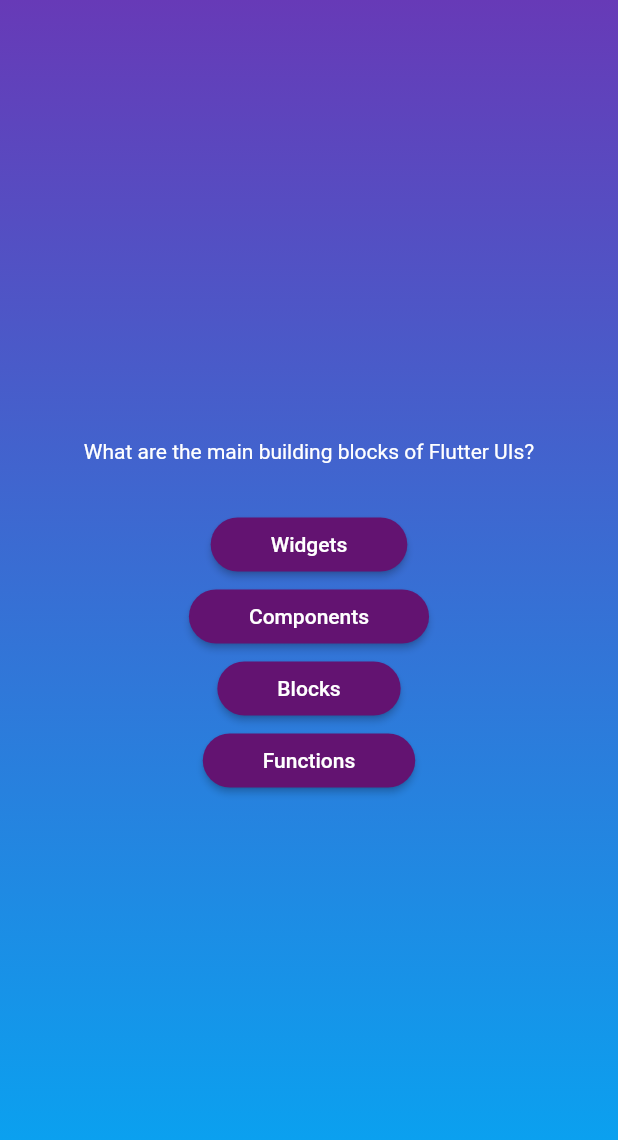
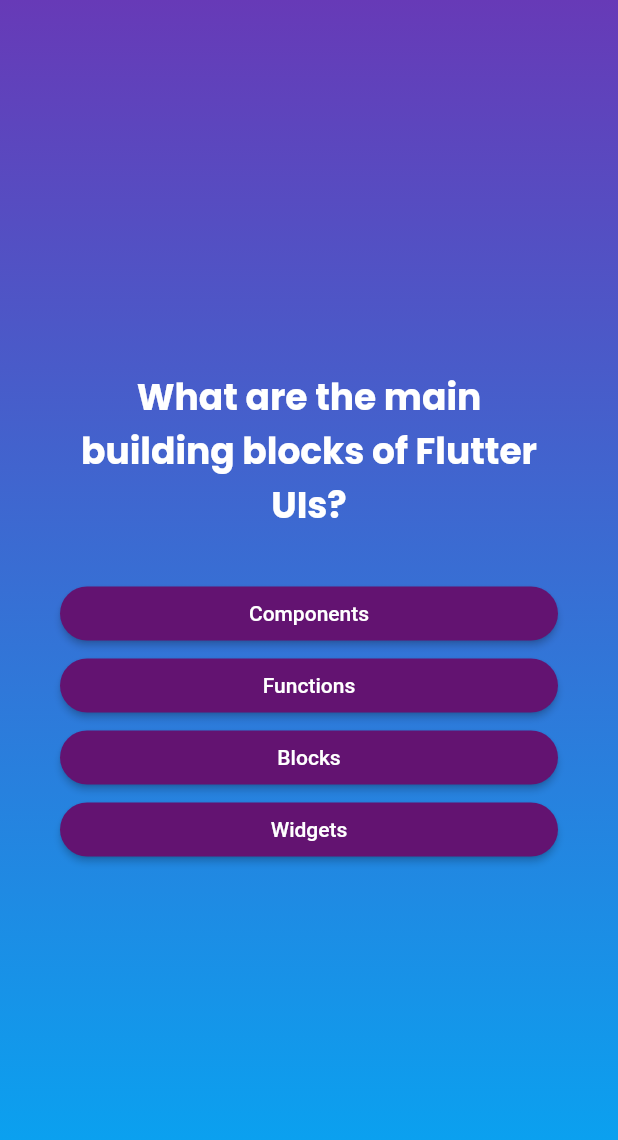
Before and after one commit to RonnieArnab/quiz, a Flutter app: the screen it shows after launch, after a tap on "Start Quiz", on a phone screen of 412 x 824 dp. Shown: the top 1140 px of the screen. Run offline on Flutter 3.47's test engine with Material 2 defaults, Android fonts, the phone set to English and light mode, and no system bars; our stand-ins replace google_fonts.

```diff
--- a/lib/answer_button.dart
+++ b/lib/answer_button.dart
@@ -9,7 +9,7 @@ class AnswerButton extends StatelessWidget {
   @override
   Widget build(BuildContext context) {
     return ElevatedButton(
-      onPressed: () {},
+      onPressed: onTap,
       style: ElevatedButton.styleFrom(
         padding: const EdgeInsets.symmetric(
           vertical: 10,
@@ -21,7 +21,10 @@ class AnswerButton extends StatelessWidget {
           borderRadius: BorderRadius.circular(30),
         ),
       ),
-      child: Text(answerText),
+      child: Text(
+        answerText,
+        textAlign: TextAlign.center,
+      ),
     );
   }
 }
--- a/lib/models/quiz_question.dart
+++ b/lib/models/quiz_question.dart
@@ -1,6 +1,12 @@
-class QuizQuestion{
+class QuizQuestion {
   const QuizQuestion(this.txt, this.ans);
-  final String txt ;
-  final List<String> ans ;
+  final String txt;
+  final List<String> ans;
 
+  List<String> getShuffledAnswer() {
+    final shuffledList = List.of(ans);
+    shuffledList.shuffle();
+
+    return shuffledList;
+  }
 }
--- a/lib/questions_screen.dart
+++ b/lib/questions_screen.dart
@@ -1,9 +1,12 @@
 import 'package:flutter/material.dart';
 import 'package:quiz/answer_button.dart';
 import 'package:quiz/question.dart';
+import 'package:google_fonts/google_fonts.dart';
 
 class QuestionsScreen extends StatefulWidget {
-  const QuestionsScreen({super.key});
+  const QuestionsScreen({super.key, required this.onSelectAnswer});
+
+  final void Function(String answer) onSelectAnswer;
   @override
   State<QuestionsScreen> createState() {
     return _QuestionsScreenState();
@@ -11,25 +14,48 @@ class QuestionsScreen extends StatefulWidget {
 }
 
 class _QuestionsScreenState extends State<QuestionsScreen> {
+  var currentQuestionIndex = 0;
+
+  void answerQuestion(String selectedAnswer) {
+    widget.onSelectAnswer(selectedAnswer);
+    setState(() {
+      currentQuestionIndex = currentQuestionIndex + 1;
+    });
+  }
+
   @override
   Widget build(context) {
-    final currentQuestion = questions[0];
-    return SizedBox(
+    final currentQuestion = questions[currentQuestionIndex];
+    return Container(
+      margin: const EdgeInsets.all(40),
+      child: SizedBox(
         width: double.infinity,
         child: Column(
           mainAxisAlignment: MainAxisAlignment.center,
+          crossAxisAlignment: CrossAxisAlignment.stretch,
           children: [
             Text(
               currentQuestion.txt,
-            style: const TextStyle(color: Colors.white),
+              style: GoogleFonts.poppins(
+                color: Colors.white,
+                fontSize: 24,
+                fontWeight: FontWeight.bold,
+              ),
+              textAlign: TextAlign.center,
             ),
             const SizedBox(
               height: 30,
             ),
-          ...currentQuestion.ans.map((item) {
-            return AnswerButton(answerText: item, onTap: () {});
+            ...currentQuestion.getShuffledAnswer().map((item) {
+              return AnswerButton(
+                answerText: item,
+                onTap: () {
+                  answerQuestion(item);
+                },
+              );
             }),
           ],
+        ),
       ),
     );
   }
--- a/lib/quiz.dart
+++ b/lib/quiz.dart
@@ -1,4 +1,5 @@
 import 'package:flutter/material.dart';
+import 'package:quiz/question.dart';
 import 'package:quiz/start_screen.dart';
 import 'package:quiz/questions_screen.dart';
 
@@ -11,6 +12,8 @@ class Quiz extends StatefulWidget {
 }
 
 class _QuizState extends State<Quiz> {
+  List<String> selectedAnswer = [];
+
   Widget? activeScreen;
 
   @override
@@ -19,9 +22,22 @@ class _QuizState extends State<Quiz> {
     super.initState();
   }
 
+  void chooseAnswer(String answer) {
+    selectedAnswer.add(answer);
+
+    if (selectedAnswer.length == questions.length) {
+      setState(() {
+        selectedAnswer = [];
+        activeScreen = StartScreen(switchScreen);
+      });
+    }
+  }
+
   void switchScreen() {
     setState(() {
-      activeScreen = const QuestionsScreen();
+      activeScreen = QuestionsScreen(
+        onSelectAnswer: chooseAnswer,
+      );
     });
   }
 
--- a/pubspec.yaml
+++ b/pubspec.yaml
@@ -35,6 +35,7 @@ dependencies:
   # The following adds the Cupertino Icons font to your application.
   # Use with the CupertinoIcons class for iOS style icons.
   cupertino_icons: ^1.0.2
+  google_fonts: ^5.0.0
 
 dev_dependencies:
   flutter_test:
```
Also changed, not shown: lib/start_screen.dart (+14 -16 lines), pubspec.lock, 7 other files. Lines whose indentation alone changed are shown as unchanged.
